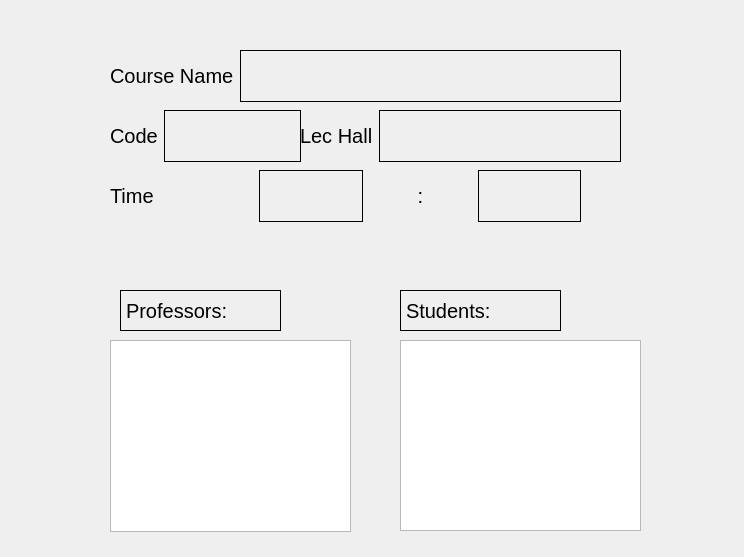
This is CodeBrains project/CourseInfoPage.ui in omarnasser0/CodeBrains---Last as Qt 5 draws it before an edit. The edited form follows.
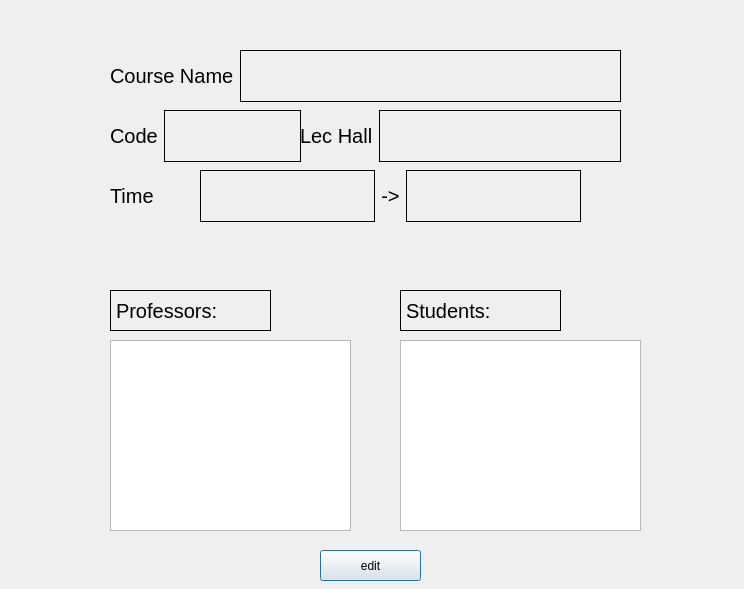
This is the edited form.

```diff
--- a/CodeBrains project/CourseInfoPage.ui
+++ b/CodeBrains project/CourseInfoPage.ui
@@ -7,7 +7,7 @@
     <x>0</x>
     <y>0</y>
     <width>744</width>
-    <height>557</height>
+    <height>589</height>
    </rect>
   </property>
   <property name="windowTitle">
@@ -102,7 +102,7 @@
   <widget class="QLabel" name="label_6">
    <property name="geometry">
     <rect>
-     <x>120</x>
+     <x>110</x>
      <y>290</y>
      <width>161</width>
      <height>41</height>
@@ -163,19 +163,6 @@
     </item>
    </layout>
   </widget>
-  <widget class="QLabel" name="label_5">
-   <property name="geometry">
-    <rect>
-     <x>160</x>
-     <y>290</y>
-     <width>49</width>
-     <height>16</height>
-    </rect>
-   </property>
-   <property name="text">
-    <string/>
-   </property>
-  </widget>
   <widget class="QWidget" name="layoutWidget">
    <property name="geometry">
     <rect>
@@ -185,7 +172,7 @@
      <height>52</height>
     </rect>
    </property>
-   <layout class="QHBoxLayout" name="horizontalLayout_3" stretch="0,0,0,0,0,0">
+   <layout class="QHBoxLayout" name="horizontalLayout_3" stretch="0,0,1,0,1,0">
     <item>
      <widget class="QLabel" name="label_12">
       <property name="font">
@@ -244,7 +231,7 @@
        </font>
       </property>
       <property name="text">
-       <string>:</string>
+       <string>-&gt;</string>
       </property>
       <property name="alignment">
        <set>Qt::AlignCenter</set>
@@ -316,13 +303,26 @@
     </rect>
    </property>
   </widget>
-  <widget class="QListWidget" name="professorsInCListView">
+  <widget class="QPushButton" name="editPushButton">
+   <property name="geometry">
+    <rect>
+     <x>320</x>
+     <y>550</y>
+     <width>101</width>
+     <height>31</height>
+    </rect>
+   </property>
+   <property name="text">
+    <string>edit</string>
+   </property>
+  </widget>
+  <widget class="QTableWidget" name="profInCourseTable">
    <property name="geometry">
     <rect>
      <x>110</x>
      <y>340</y>
      <width>241</width>
-     <height>192</height>
+     <height>191</height>
     </rect>
    </property>
   </widget>
```
Left out of the diff: 10 changed lines with no effect on the pictures.
